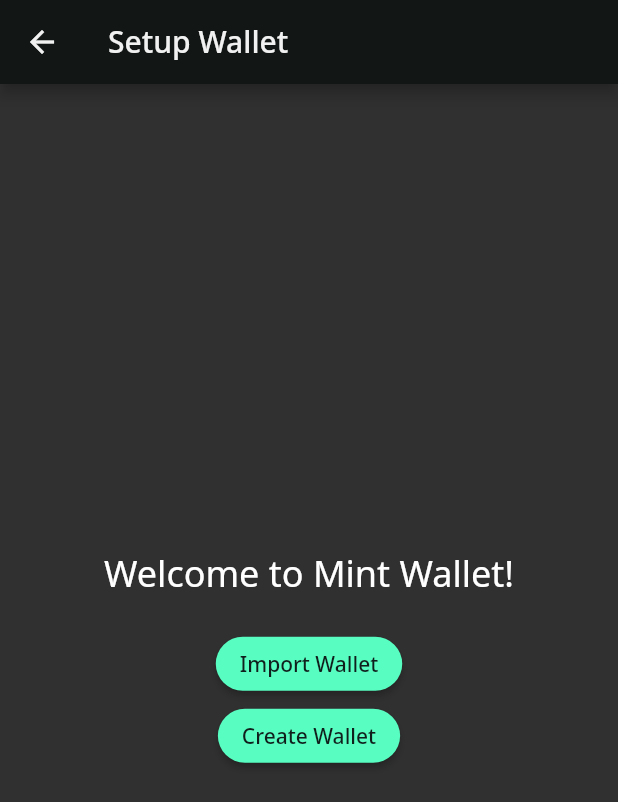
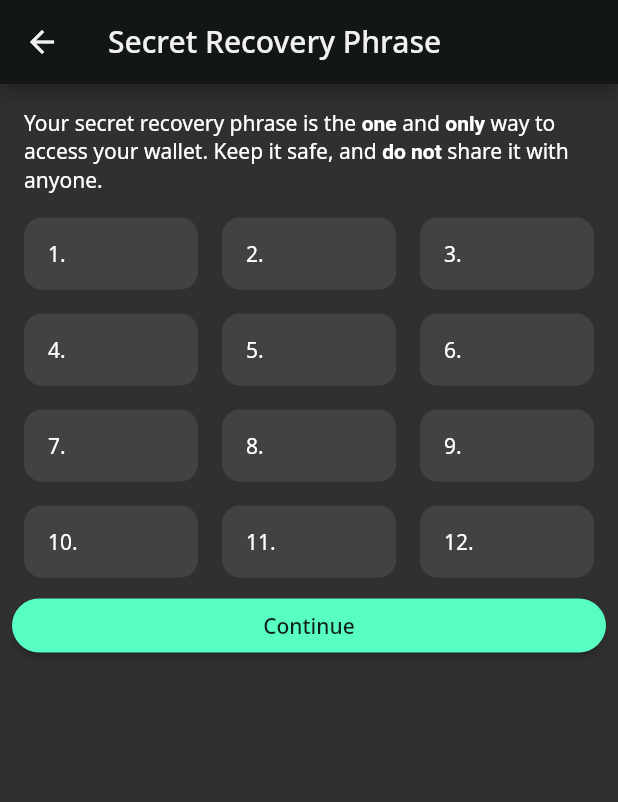
Before and after one commit to FixedLocally/wallet, a Flutter app: the SetupRoute screen opened directly, after a tap on "Import Wallet", on a phone screen of 412 x 824 dp. Shown: the top 802 px of the screen. Run offline on Flutter 3.47's test engine with Material 2 defaults, Android fonts, the phone set to English and light mode, and no system bars; our stand-ins replace cached_network_image, flutter_cache_manager, flutter_secure_storage, flutter_slidable, flutter_svg, local_auth and 5 more; missing offline and left inert: bip39, jupiter_aggregator, mobile_scanner, solana; accounts and stored records are empty.

Commit message:
feat: seed phrase entry

```diff
--- a/lib/l10n/intl_en.arb
+++ b/lib/l10n/intl_en.arb
@@ -128,5 +128,7 @@
   "yieldOpportunityTitle": "%s (APY: %s%%)",
   "startEarningBtn": "Start earning %s%% APY",
   "yieldDepositSuccess": "You are now earning %s%% on %s %s!",
-  "loadingWallet": "Loading Wallet..."
+  "loadingWallet": "Loading Wallet...",
+  "invalidSeed": "Invalid secret recovery phrase",
+  "invalidSeedContent": "Please check your secret recovery phrase and try again."
 }
--- /dev/null
+++ b/lib/routes/seeds/restore_seed.dart
@@ -0,0 +1,142 @@
+import 'package:flutter/material.dart';
+import 'package:bip39/src/wordlists/english.dart';
+import 'package:bip39/bip39.dart' as bip39;
+
+import '../../generated/l10n.dart';
+import '../../utils/utils.dart';
+import '../../widgets/text.dart';
+import 'restore_accounts.dart';
+
+class RestoreSeedRoute extends StatefulWidget {
+  const RestoreSeedRoute({Key? key}) : super(key: key);
+
+  @override
+  State<RestoreSeedRoute> createState() => _RestoreSeedRouteState();
+}
+
+class _RestoreSeedRouteState extends State<RestoreSeedRoute> {
+  late List<TextEditingController> _controllers;
+  late List<FocusNode> _focusNodes;
+
+  @override
+  void initState() {
+    super.initState();
+    _focusNodes = List.generate(12, (index) => FocusNode());
+    _controllers = List.generate(12, (index) {
+      TextEditingController controller = TextEditingController();
+      controller.addListener(() {
+        _checkWord(index);
+      });
+      return controller;
+    });
+  }
+
+  void _checkWord(int index) {
+    String content = _controllers[index].text;
+    if (content.endsWith(" ")) {
+      content = content.trim();
+      if (WORDLIST.contains(content)) {
+        _controllers[index].text = content;
+        _controllers[index].selection = TextSelection.fromPosition(TextPosition(offset: content.length));
+        if (index < 11) {
+          FocusScope.of(context).requestFocus(_focusNodes[index + 1]);
+        } else {
+          FocusScope.of(context).unfocus();
+        }
+      }
+    }
+  }
+
+  @override
+  Widget build(BuildContext context) {
+    // ThemeData theme = Theme.of(context);
+    return Scaffold(
+      appBar: AppBar(
+        title: Text(S.current.yourSecretRecoveryPhraseIs),
+      ),
+      body: Padding(
+        padding: const EdgeInsets.all(8.0),
+        child: Column(
+          mainAxisSize: MainAxisSize.min,
+          children: [
+            Padding(
+              padding: const EdgeInsets.all(8.0),
+              child: HighlightedText(text: S.current.seedPhraseWarning),
+            ),
+            ...List.generate(
+              4,
+              (index) => Row(
+                children: List.generate(
+                  3,
+                  (i) => Expanded(
+                    child: Utils.wrapField(
+                      wrapColor: Theme.of(context).cardColor,
+                      margin: const EdgeInsets.all(8),
+                      padding: const EdgeInsets.symmetric(horizontal: 16),
+                      // decoration: BoxDecoration(
+                      //   border: Border.all(
+                      //     color: theme.cardColor,
+                      //   ),
+                      // ),
+                      child: Row(
+                        children: [
+                          Text("${index * 3 + i + 1}. "),
+                          Expanded(
+                            child: TextField(
+                              controller: _controllers[index * 3 + i],
+                              focusNode: _focusNodes[index * 3 + i],
+                              decoration: InputDecoration(
+                                border: InputBorder.none,
+                              ),
+                              textInputAction: TextInputAction.next,
+                            ),
+                          ),
+                        ],
+                      ),
+                    ),
+                  ),
+                ),
+              ),
+            ),
+            Row(
+              children: [
+                Expanded(
+                  child: ElevatedButton(
+                    child: Text(S.current.continuE),
+                    onPressed: () async {
+                      String mnemonic = _controllers.map((e) => e.text).join(" ");
+                      bool valid = bip39.validateMnemonic(mnemonic);
+                      if (!valid) {
+                        Utils.showInfoDialog(
+                          context: context,
+                          title: S.current.invalidSeed,
+                          content: S.current.invalidSeedContent,
+                        );
+                      } else {
+                        Navigator.push(
+                          context,
+                          MaterialPageRoute(builder: (_) =>
+                              ImportAccountsRoute(mnemonic: mnemonic)),
+                        );
+                      }
+                      // await KeyManager.instance.insertSeed(widget.mnemonic.join(" "));
+                      // if (mounted) {
+                      //   Navigator.of(context).pop(); // the dialog
+                      //   // replace setup route
+                      //   Navigator.pushReplacement(context, MaterialPageRoute(
+                      //     builder: (ctx) {
+                      //       return const HomeRoute();
+                      //     },
+                      //   ));
+                      // }
+                    },
+                  ),
+                ),
+              ],
+            ),
+          ],
+        ),
+      ),
+    );
+  }
+}
--- a/lib/routes/setup.dart
+++ b/lib/routes/setup.dart
@@ -3,6 +3,7 @@ import 'package:flutter/material.dart';
 
 import '../generated/l10n.dart';
 import 'seeds/generate_seed.dart';
+import 'seeds/restore_seed.dart';
 
 // m/44'/501'/0'/0'
 class SetupRoute extends StatefulWidget {
@@ -28,11 +29,10 @@ class _SetupRouteState extends State<SetupRoute> {
             ElevatedButton(
               child: Text(S.current.importWallet),
               onPressed: () {
-                // Navigator.pushReplacement(context, MaterialPageRoute(
-                //   builder: (ctx) {
-                //     return const HomeRoute();
-                //   },
-                // ));
+                Navigator.push(
+                  context,
+                  MaterialPageRoute(builder: (_) => RestoreSeedRoute()),
+                );
               },
             ),
             ElevatedButton(
```
Also changed, not shown: lib/routes/seeds/restore_accounts.dart (added, +23 -0 lines), lib/generated/intl/messages_en.dart, lib/generated/l10n.dart.
